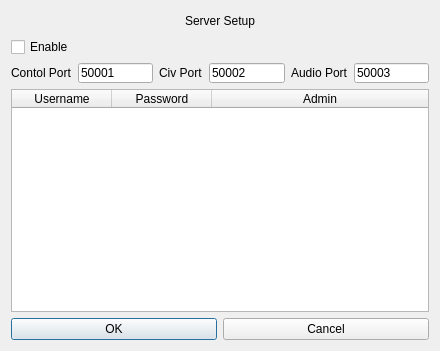
Before: the Qt Designer form udpserversetup.ui in adecarolis/wfweb, drawn with Qt 5.
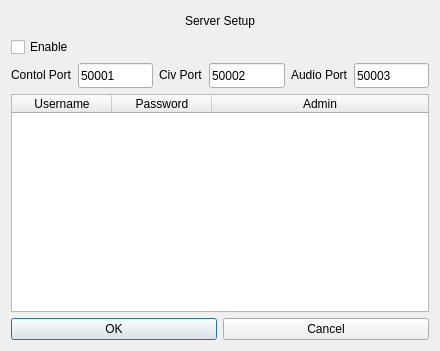
After: the same form once the commit is applied.

Commit message: Resize UDP port text boxes (again!)

Diff of the .ui file:
```diff
--- a/udpserversetup.ui
+++ b/udpserversetup.ui
@@ -154,13 +154,13 @@
          <property name="minimumSize">
           <size>
            <width>0</width>
-           <height>20</height>
+           <height>25</height>
           </size>
          </property>
          <property name="maximumSize">
           <size>
            <width>16777215</width>
-           <height>20</height>
+           <height>25</height>
           </size>
          </property>
          <property name="inputMask">
@@ -204,13 +204,13 @@
          <property name="minimumSize">
           <size>
            <width>0</width>
-           <height>20</height>
+           <height>25</height>
           </size>
          </property>
          <property name="maximumSize">
           <size>
            <width>16777215</width>
-           <height>20</height>
+           <height>25</height>
           </size>
          </property>
          <property name="inputMask">
@@ -245,13 +245,13 @@
          <property name="minimumSize">
           <size>
            <width>0</width>
-           <height>20</height>
+           <height>25</height>
           </size>
          </property>
          <property name="maximumSize">
           <size>
            <width>16777215</width>
-           <height>20</height>
+           <height>25</height>
           </size>
          </property>
          <property name="inputMask">
```
